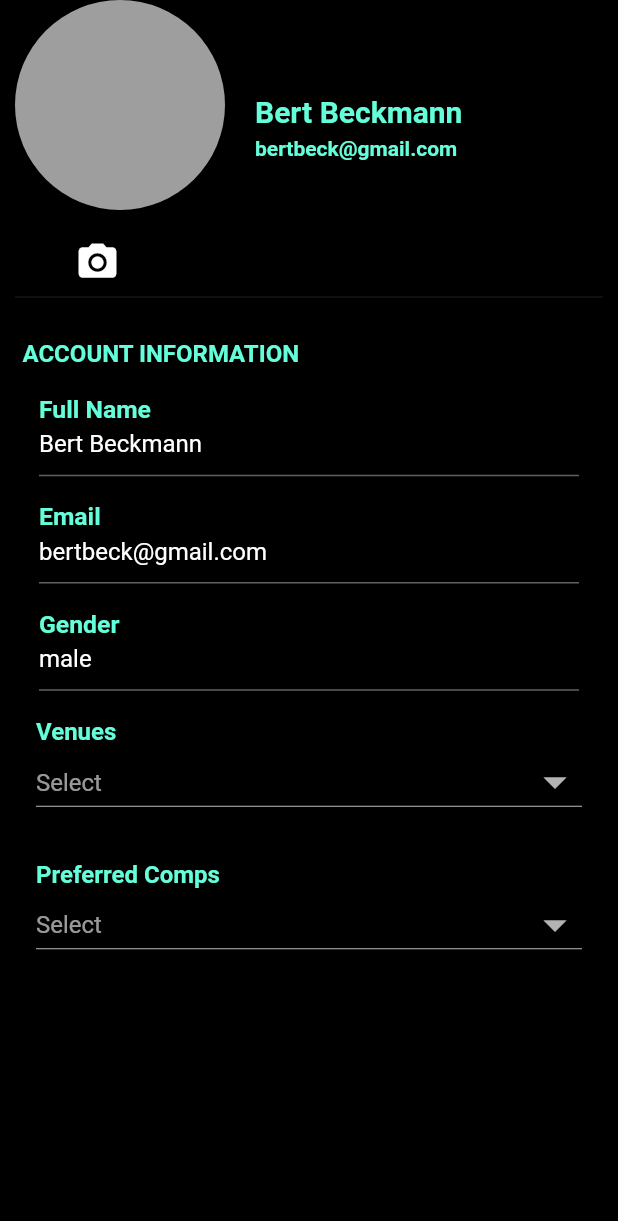
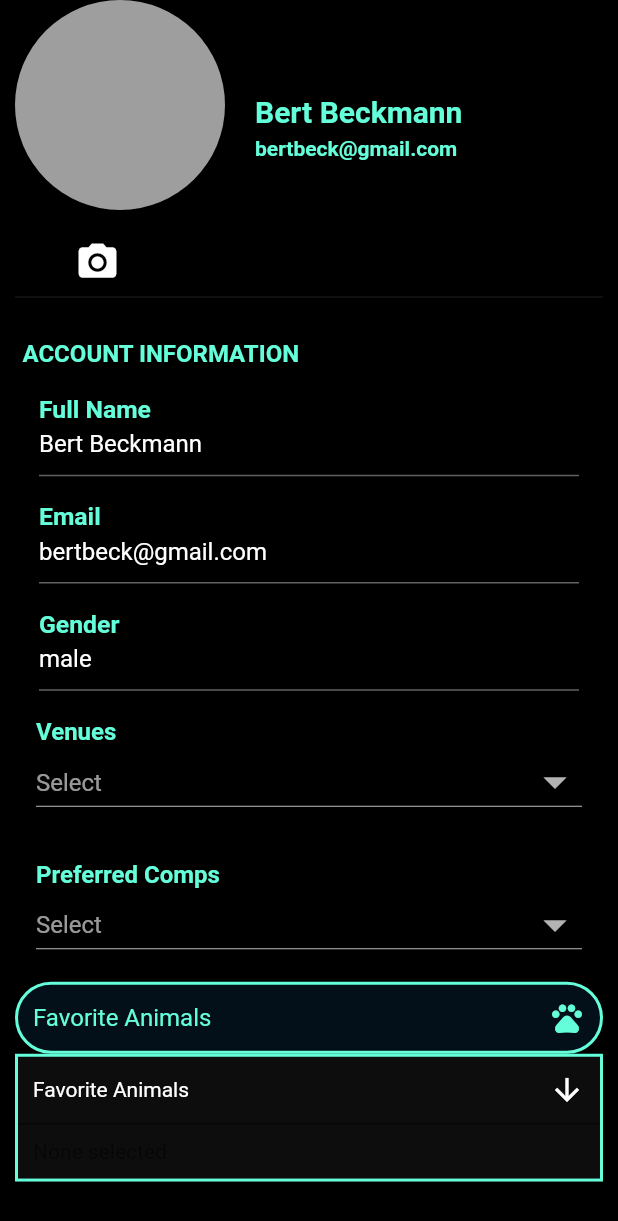
Before and after one commit to ksroo/task, a Flutter app: the screen it shows after launch, on a phone screen of 412 x 824 dp. Shown: the top 1221 px of the screen. Run offline on Flutter 3.47's test engine with Material 2 defaults, Android fonts, the phone set to English and light mode, and no system bars; drawn by our look-alikes of multi_select_flutter; our stand-ins replace device_info, firebase_auth, firebase_core, firebase_storage, image_picker; missing offline and left inert: firedart; accounts and stored records are empty.

Commit message:
multi_select_flutter

```diff
--- a/lib/ui/profile/profilePage.dart
+++ b/lib/ui/profile/profilePage.dart
@@ -7,13 +7,29 @@ import 'package:image_picker/image_picker.dart';
 import 'package:firebase_storage/firebase_storage.dart';
 import 'package:path/path.dart' as p;
 import 'package:http/http.dart' as http;
+import 'package:multi_select_flutter/multi_select_flutter.dart';
+
+
+class Animal {
+  final int id;
+  final String name;
+
+  Animal({
+    this.id,
+    this.name,
+  });
+}
+
 
 class ProfilePage extends StatefulWidget {
+
+
   @override
   _ProfilePageState createState() => _ProfilePageState();
 }
 
 class _ProfilePageState extends State<ProfilePage> {
+
   bool _edited = false;
   File _image;
   String _url;
@@ -31,6 +47,47 @@ class _ProfilePageState extends State<ProfilePage> {
     "Dom Perignon",
     "Havana Club Mojito",
   ];
+
+  static List<Animal> _animals = [
+    Animal(id: 1, name: "Lion"),
+    Animal(id: 2, name: "Flamingo"),
+    Animal(id: 3, name: "Hippo"),
+    Animal(id: 4, name: "Horse"),
+    Animal(id: 5, name: "Tiger"),
+    Animal(id: 6, name: "Penguin"),
+    Animal(id: 7, name: "Spider"),
+    Animal(id: 8, name: "Snake"),
+    Animal(id: 9, name: "Bear"),
+    Animal(id: 10, name: "Beaver"),
+    Animal(id: 11, name: "Cat"),
+    Animal(id: 12, name: "Fish"),
+    Animal(id: 13, name: "Rabbit"),
+    Animal(id: 14, name: "Mouse"),
+    Animal(id: 15, name: "Dog"),
+    Animal(id: 16, name: "Zebra"),
+    Animal(id: 17, name: "Cow"),
+    Animal(id: 18, name: "Frog"),
+    Animal(id: 19, name: "Blue Jay"),
+    Animal(id: 20, name: "Moose"),
+    Animal(id: 21, name: "Gecko"),
+    Animal(id: 22, name: "Kangaroo"),
+    Animal(id: 23, name: "Shark"),
+    Animal(id: 24, name: "Crocodile"),
+    Animal(id: 25, name: "Owl"),
+    Animal(id: 26, name: "Dragonfly"),
+    Animal(id: 27, name: "Dolphin"),
+  ];
+
+
+  final _items = _animals
+      .map((animal) => MultiSelectItem<Animal>(animal, animal.name))
+      .toList();
+  List<Animal> _selectedAnimals = [];
+  List<Animal> _selectedAnimals2 = [];
+
+
+  final _multiSelectKey = GlobalKey<FormFieldState>();
+
 
 
   @override
@@ -329,6 +386,73 @@ class _ProfilePageState extends State<ProfilePage> {
                   ),
                 ),
 
+                MultiSelectDialogField(
+                  items: _items,
+                  title: Text("Animals"),
+                  selectedColor: Theme.of(context).accentColor,
+                  decoration: BoxDecoration(
+                    color: Colors.blue.withOpacity(0.1),
+                    borderRadius: BorderRadius.all(Radius.circular(40)),
+                    border: Border.all(
+                      color: Theme.of(context).accentColor,
+                      width: 2,
+                    ),
+                  ),
+                  buttonIcon: Icon(
+                    Icons.pets,
+                    color: Theme.of(context).accentColor,
+                  ),
+                  buttonText: Text(
+                    "Favorite Animals",
+                    style: TextStyle(
+                      color: Theme.of(context).accentColor,
+                      fontSize: 16,
+                    ),
+                  ),
+                  onConfirm: (results) {
+                    _selectedAnimals = results;
+                  },
+                ),
+                Container(
+                  decoration: BoxDecoration(
+                    color: Theme.of(context).primaryColor.withOpacity(.4),
+                    border: Border.all(
+                      color: Theme.of(context).accentColor,
+                      width: 2,
+                    ),
+                  ),
+                  child: Column(
+                    children: <Widget>[
+                      MultiSelectBottomSheetField(
+                        initialChildSize: 0.4,
+                        listType: MultiSelectListType.CHIP,
+                        searchable: true,
+                        buttonText: Text("Favorite Animals"),
+                        title: Text("Animals"),
+                        items: _items,
+                        onConfirm: (values) {
+                          _selectedAnimals2 = values;
+                        },
+                        chipDisplay: MultiSelectChipDisplay(
+                          onTap: (value) {
+                            setState(() {
+                              _selectedAnimals2.remove(value);
+                            });
+                          },
+                        ),
+                      ),
+                      _selectedAnimals2 == null || _selectedAnimals2.isEmpty
+                          ? Container(
+                          padding: EdgeInsets.all(10),
+                          alignment: Alignment.centerLeft,
+                          child: Text(
+                            "None selected",
+                            style: TextStyle(color: Colors.black54),
+                          ))
+                          : Container(),
+                    ],
+                  ),
+                ),
                 // ListTile(
                 //
                 //   title: TextFormField(
--- a/pubspec.yaml
+++ b/pubspec.yaml
@@ -61,6 +61,7 @@ dev_dependencies:
   path: ^1.7.0
   firebase_database: ^6.0.0
   cloud_firestore: ^0.16.0
+  multi_select_flutter: ^3.1.6
 
 
 # For information on the generic Dart part of this file, see the
```
Also changed, not shown: lib/apiapi.dart (deleted, +0 -7 lines), 2 other files.
